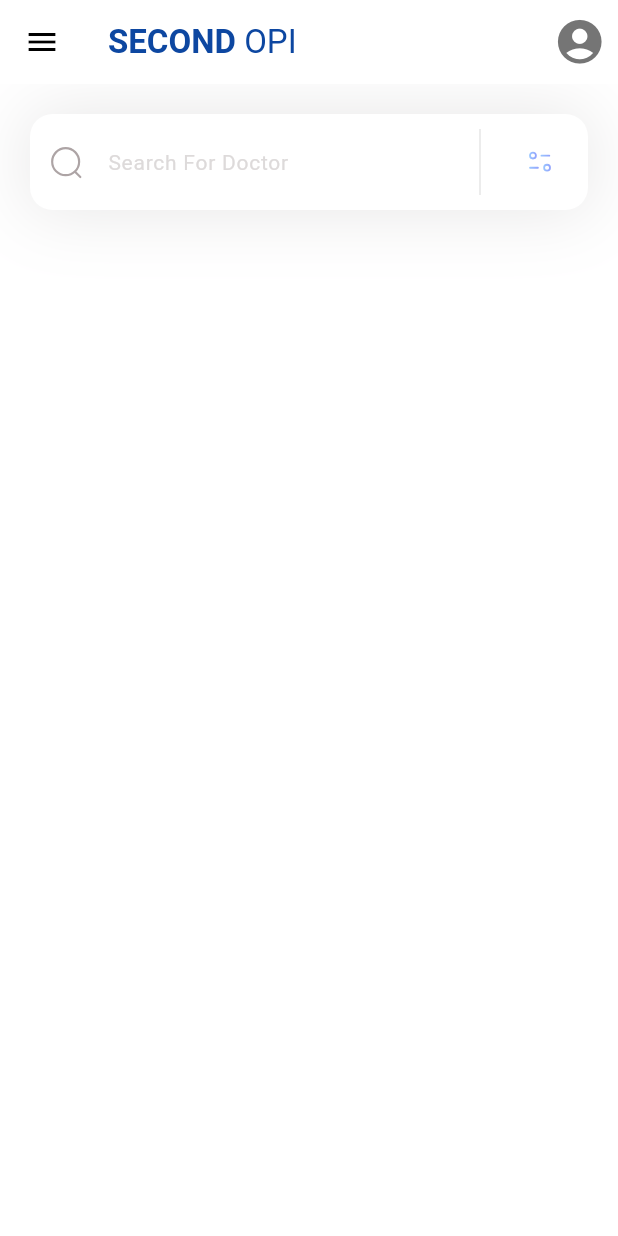
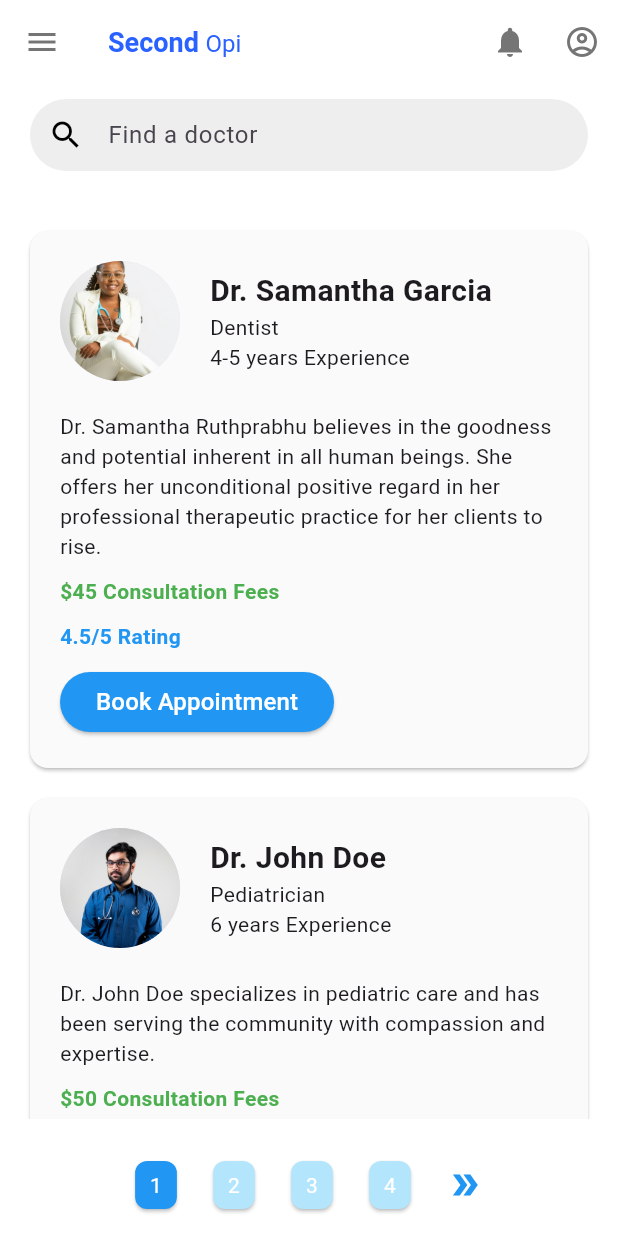
Before and after one commit to ramah666/Flutter-Project, a Flutter app: the screen it shows after launch, on a phone screen of 412 x 824 dp. Run offline on Flutter 3.47's test engine with Material 3 defaults, Android fonts, the light colour scheme and no system bars; our stand-ins replace flutter_svg.

Commit message:
Finished with Find a Doctor page 17th of July

```diff
--- a/lib/pages/find_doctor.dart
+++ b/lib/pages/find_doctor.dart
@@ -21,67 +21,99 @@ class FindDoctor extends StatelessWidget {
   }
 }
 
-class MyHomePage extends StatelessWidget {
+class MyHomePage extends StatefulWidget {
+  @override
+  _MyHomePageState createState() => _MyHomePageState();
+}
+
+class _MyHomePageState extends State<MyHomePage> {
+  late PageController _pageController;
+  int _currentPage = 0;
+
+  @override
+  void initState() {
+    super.initState();
+    _pageController = PageController();
+  }
+
+  @override
+  void dispose() {
+    _pageController.dispose();
+    super.dispose();
+  }
+
   @override
   Widget build(BuildContext context) {
     return Scaffold(
-      appBar: appbar(),
-      drawer: drawer(),
+      appBar: buildAppBar(),
+      drawer: buildDrawer(),
       backgroundColor: Colors.white,
       body: Column(
         children: [
-          searchBar(context),
+          buildSearchBar(context),
+          SizedBox(height: 20),
+          buildPageView(),
+          SizedBox(height: 20),
+          buildPageButtons(),
+          SizedBox(height: 10),
         ],
       ),
     );
   }
-}
 
-AppBar appbar() {
+  AppBar buildAppBar() {
     return AppBar(
       backgroundColor: Colors.white,
       leading: Builder(
         builder: (context) => IconButton(
-        icon: Icon(Icons.menu, color: Colors.black),
+          icon: Icon(Icons.menu, color: Colors.grey[600]),
           onPressed: () => Scaffold.of(context).openDrawer(),
         ),
       ),
-    title: Row(
+      title: RichText(
+        text: TextSpan(
+          style: TextStyle(
+            color: Colors.blueAccent[700],
+            fontSize: 18,
+          ),
           children: [
-        Text(
-          'SECOND',
+            TextSpan(
+              text: 'Second ',
               style: TextStyle(
-            color: Colors.blue[900],
                 fontWeight: FontWeight.bold,
               ),
             ),
-        Text(
-          ' OPI',
+            TextSpan(
+              text: 'Opi',
               style: TextStyle(
-            color: Colors.blue[900],
-            fontWeight: FontWeight.normal,
+                fontSize: 16,
               ),
             ),
           ],
         ),
+      ),
+      centerTitle: false,
       actions: [
         IconButton(
-        icon: Icon(Icons.account_circle, color: Colors.grey[600], size: 35),
+          icon: Icon(Icons.notifications, color: Colors.grey[600]),
+          onPressed: () {},
+        ),
+        IconButton(
+          icon: Icon(Icons.account_circle_outlined, color: Colors.grey[600]),
           onPressed: () {},
         ),
       ],
-    elevation: 0.0,
     );
   }
 
-Drawer drawer() {
+  Drawer buildDrawer() {
     return Drawer(
       child: ListView(
         padding: EdgeInsets.zero,
-      children: [
+        children: <Widget>[
           DrawerHeader(
             decoration: BoxDecoration(
-            color: Colors.blue[900],
+              color: Colors.blue,
             ),
             child: Text(
               'Menu',
@@ -91,117 +123,224 @@ Drawer drawer() {
               ),
             ),
           ),
-        ListTile(
-          title: Text('Home'),
-          onTap: () {
-            // Update this with your own functionality
-          },
-        ),
-        ListTile(
-          title: Text('Find A Doctor'),
-          onTap: () {
-            // Update this with your own functionality
-          },
-        ),
-        ListTile(
-          title: Text('Specialties'),
-          onTap: () {
-            // Update this with your own functionality
-          },
-        ),
-        ListTile(
-          title: Text('About US'),
-          onTap: () {
-            // Update this with your own functionality
-          },
-        ),
+          buildDrawerItem(Icons.home, 'Home'),
+          buildDrawerItem(Icons.person, 'Profile'),
+          buildDrawerItem(Icons.settings, 'Settings'),
+          buildDrawerItem(Icons.help, 'Help'),
         ],
       ),
     );
   }
 
-Widget searchBar(BuildContext context) {
-  return Container(
-    margin: EdgeInsets.only(top: 20, left: 20, right: 20),
-    decoration: BoxDecoration(
-      boxShadow: [
-        BoxShadow(
-          color: Color(0xff1D1617).withOpacity(0.11),
-          blurRadius: 40,
-          spreadRadius: 0.0,
+  ListTile buildDrawerItem(IconData icon, String title) {
+    return ListTile(
+      leading: Icon(icon),
+      title: Text(title),
+      onTap: () {},
+    );
+  }
+
+  Widget buildSearchBar(BuildContext context) {
+    return Padding(
+      padding: const EdgeInsets.symmetric(horizontal: 20.0, vertical: 10.0),
+      child: TextField(
+        decoration: InputDecoration(
+          filled: true,
+          fillColor: Colors.grey[200],
+          hintText: 'Find a doctor',
+          prefixIcon: Icon(Icons.search, color: Colors.black),
+          contentPadding: EdgeInsets.symmetric(vertical: 10.0, horizontal: 20.0),
+          border: OutlineInputBorder(
+            borderRadius: BorderRadius.all(Radius.circular(30.0)),
+            borderSide: BorderSide.none,
+          ),
+        ),
+      ),
+    );
+  }
+
+  Expanded buildPageView() {
+    return Expanded(
+      child: PageView.builder(
+        controller: _pageController,
+        onPageChanged: (int page) {
+          setState(() {
+            _currentPage = page;
+          });
+        },
+        itemCount: 4,
+        itemBuilder: (BuildContext context, int pageIndex) {
+          return ListView(
+            children: buildDoctorInfoCards(pageIndex),
+          );
+        },
+      ),
+    );
+  }
+
+  List<Widget> buildDoctorInfoCards(int pageIndex) {
+    List<Map<String, String>> doctors = [
+      {
+        'image': 'assets/icons/doctor1.jpg',
+        'name': 'Dr. Samantha Garcia',
+        'specialty': 'Dentist',
+        'experience': '4-5 years Experience',
+        'description': 'Dr. Samantha Ruthprabhu believes in the goodness and potential inherent in all human beings. She offers her unconditional positive regard in her professional therapeutic practice for her clients to rise.',
+        'fees': '\$45 Consultation Fees',
+        'rating': '4.5/5 Rating',
+      },
+      {
+        'image': 'assets/icons/doctor2.jpg',
+        'name': 'Dr. John Doe',
+        'specialty': 'Pediatrician',
+        'experience': '6 years Experience',
+        'description': 'Dr. John Doe specializes in pediatric care and has been serving the community with compassion and expertise.',
+        'fees': '\$50 Consultation Fees',
+        'rating': '4.8/5 Rating',
+      },
+      // Add other doctors' data here...
+    ];
+
+    return doctors.map((doctor) {
+      return buildDoctorInfoCard(
+        doctor['image']!,
+        doctor['name']!,
+        doctor['specialty']!,
+        doctor['experience']!,
+        doctor['description']!,
+        doctor['fees']!,
+        doctor['rating']!,
+      );
+    }).toList();
+  }
+
+  Widget buildDoctorInfoCard(
+      String imagePath,
+      String doctorName,
+      String specialty,
+      String experience,
+      String description,
+      String fees,
+      String rating,
+      ) {
+    return Card(
+      color: Colors.grey[50],
+      margin: EdgeInsets.symmetric(vertical: 10.0, horizontal: 20.0),
+      child: Padding(
+        padding: EdgeInsets.all(20.0),
+        child: Column(
+          crossAxisAlignment: CrossAxisAlignment.start,
+          children: [
+            Row(
+              children: [
+                CircleAvatar(
+                  radius: 40,
+                  backgroundImage: AssetImage(imagePath),
+                ),
+                SizedBox(width: 20.0),
+                Column(
+                  crossAxisAlignment: CrossAxisAlignment.start,
+                  children: [
+                    Text(
+                      doctorName,
+                      style: TextStyle(
+                        fontSize: 20.0,
+                        fontWeight: FontWeight.bold,
+                      ),
+                    ),
+                    Text(specialty),
+                    Text(experience),
+                  ],
                 ),
               ],
             ),
-    child: TextField(
-      decoration: InputDecoration(
-        filled: true,
-        fillColor: Colors.white,
-        contentPadding: EdgeInsets.all(15),
-        hintText: 'Search For Doctor',
-        hintStyle: TextStyle(
-          color: Color(0xffDDDADA),
-          fontSize: 14,
+            SizedBox(height: 20.0),
+            Text(description),
+            SizedBox(height: 10.0),
+            Text(
+              fees,
+              style: TextStyle(
+                color: Colors.green,
+                fontWeight: FontWeight.bold,
               ),
-        prefixIcon: Padding(
-          padding: const EdgeInsets.all(12),
-          child: SvgPicture.asset('assets/icons/Search.svg'),
             ),
-        suffixIcon: Container(
-          width: 100,
-          child: IntrinsicHeight(
-            child: Row(
-              mainAxisAlignment: MainAxisAlignment.end,
-              children: [
-                VerticalDivider(
-                  color: Colors.black,
-                  indent: 10,
-                  endIndent: 10,
-                  thickness: 0.1,
+            SizedBox(height: 10.0),
+            Text(
+              rating,
+              style: TextStyle(
+                color: Colors.blue,
+                fontWeight: FontWeight.bold,
               ),
-                Padding(
-                  padding: const EdgeInsets.all(8.0),
-                  child: Theme(
-                    data: Theme.of(context).copyWith(
-                      cardColor: Colors.lightBlue[50],
             ),
-                    child: PopupMenuButton<String>(
-                      icon: SvgPicture.asset('assets/icons/Filter.svg'),
-                      onSelected: (value) {
-                        // Handle the selected specialty
-                        print(value);
+            SizedBox(height: 10.0),
+            ElevatedButton(
+              onPressed: () {
+                // Implement your logic for booking an appointment
               },
-                      itemBuilder: (BuildContext context) {
-                        return [
-                          PopupMenuItem<String>(
-                            value: 'Dermatology',
-                            child: Text('Dermatology'),
+              style: ElevatedButton.styleFrom(
+                backgroundColor: Colors.blue,
               ),
-                          PopupMenuItem<String>(
-                            value: 'Gynaecology',
-                            child: Text('Gynaecology'),
-                          ),
-                          PopupMenuItem<String>(
-                            value: 'Dental',
-                            child: Text('Dental'),
-                          ),
-                          PopupMenuItem<String>(
-                            value: 'Pediatrics',
-                            child: Text('Pediatrics'),
-                          ),
-                        ];
-                      },
+              child: Text(
+                'Book Appointment',
+                style: TextStyle(
+                  color: Colors.white,
+                  fontSize: 16.0,
                 ),
               ),
             ),
           ],
         ),
       ),
+    );
+  }
+
+  Widget buildPageButtons() {
+    return Row(
+      mainAxisAlignment: MainAxisAlignment.center,
+      children: List.generate(4, (index) {
+        return Padding(
+          padding: EdgeInsets.symmetric(horizontal: 2.0),
+          child: ElevatedButton(
+            onPressed: () {
+              _pageController.animateToPage(
+                index,
+                duration: Duration(milliseconds: 500),
+                curve: Curves.ease,
+              );
+            },
+            style: ElevatedButton.styleFrom(
+              foregroundColor: Colors.white,
+              backgroundColor: _currentPage == index ? Colors.blue : Colors.lightBlue[100],
+              padding: EdgeInsets.symmetric(horizontal: 10, vertical: 8),
+              minimumSize: Size(20, 20),
+              textStyle: TextStyle(fontSize: 14),
+              shape: RoundedRectangleBorder(
+                borderRadius: BorderRadius.circular(8),
               ),
-        border: OutlineInputBorder(
-          borderRadius: BorderRadius.circular(15),
-          borderSide: BorderSide.none,
             ),
+            child: Text('${index + 1}'),
+          ),
+        );
+      })..add(
+        ElevatedButton(
+          onPressed: () {
+            if (_currentPage < 3) {
+              _pageController.nextPage(
+                duration: Duration(milliseconds: 500),
+                curve: Curves.ease,
+              );
+            }
+          },
+          style: ElevatedButton.styleFrom(
+            foregroundColor: Colors.blue,
+            backgroundColor: Colors.transparent,
+            elevation: 0,
+            padding: EdgeInsets.symmetric(horizontal: 10, vertical: 8),
+            minimumSize: Size(20, 20),
+          ),
+          child: Icon(Icons.double_arrow, color: Colors.blue, size: 24.0),
         ),
       ),
     );
   }
+}
```
Also changed, not shown: assets/icons/doctor1.jpg (added), assets/icons/doctor2.jpg (added), assets/icons/doctor3.jpg (added), assets/icons/doctor4.jpg (added). Lines whose indentation alone changed are shown as unchanged.
